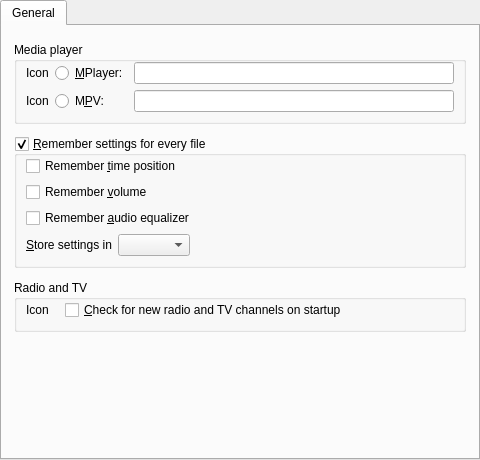
First picture: the form in src/gui/pref/general.ui, repository wilbert2000/wzplayer, before the edit.
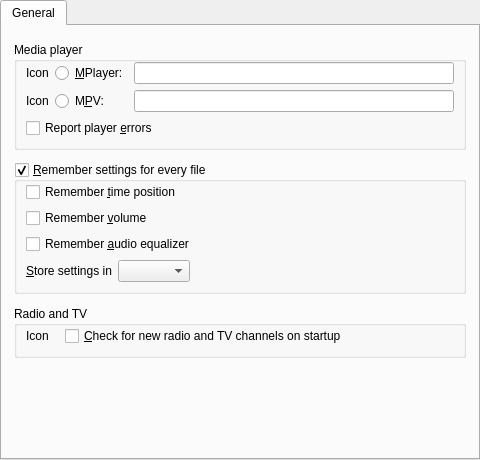
Second picture: the form after the edit. Custom widgets are drawn as their Qt base class.

Commit message: Moved option report player crashes from Advanced to General section

Patch:
```diff
--- a/src/gui/pref/general.ui
+++ b/src/gui/pref/general.ui
@@ -92,6 +92,13 @@
             </item>
            </layout>
           </item>
+          <item>
+           <widget class="QCheckBox" name="report_player_crashes_check">
+            <property name="text">
+             <string notr="true">Report player &amp;errors</string>
+            </property>
+           </widget>
+          </item>
          </layout>
         </widget>
        </item>
```
Left out of the diff: 11 changed lines with no effect on the pictures. The commit also changes 9 other files.
